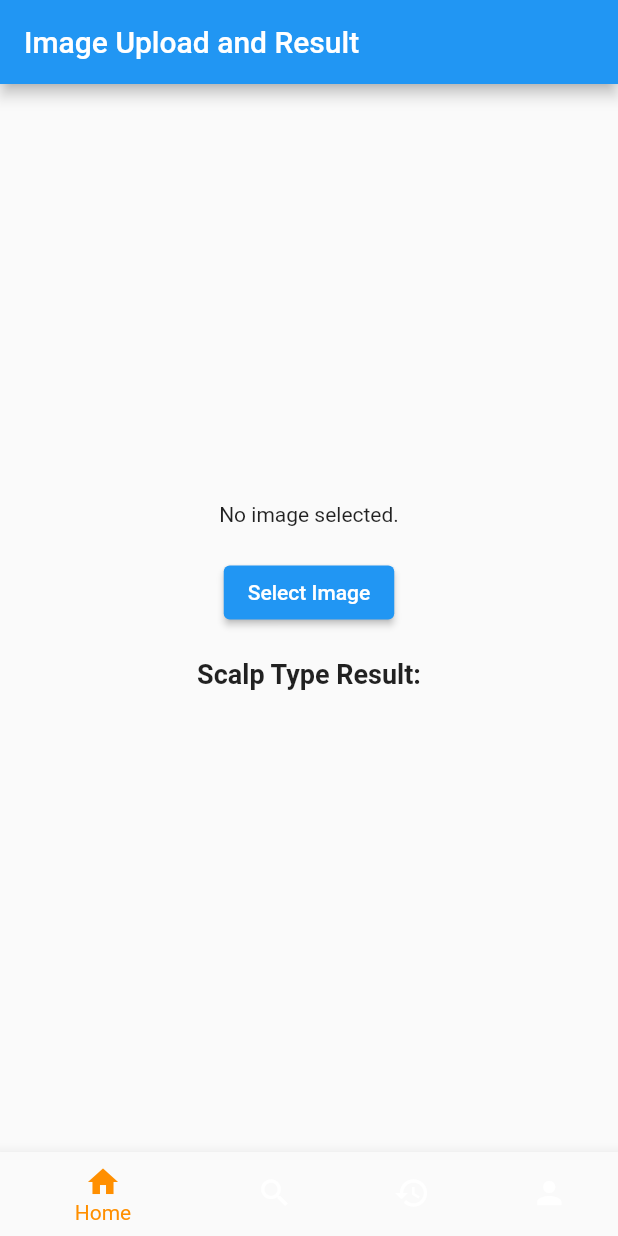
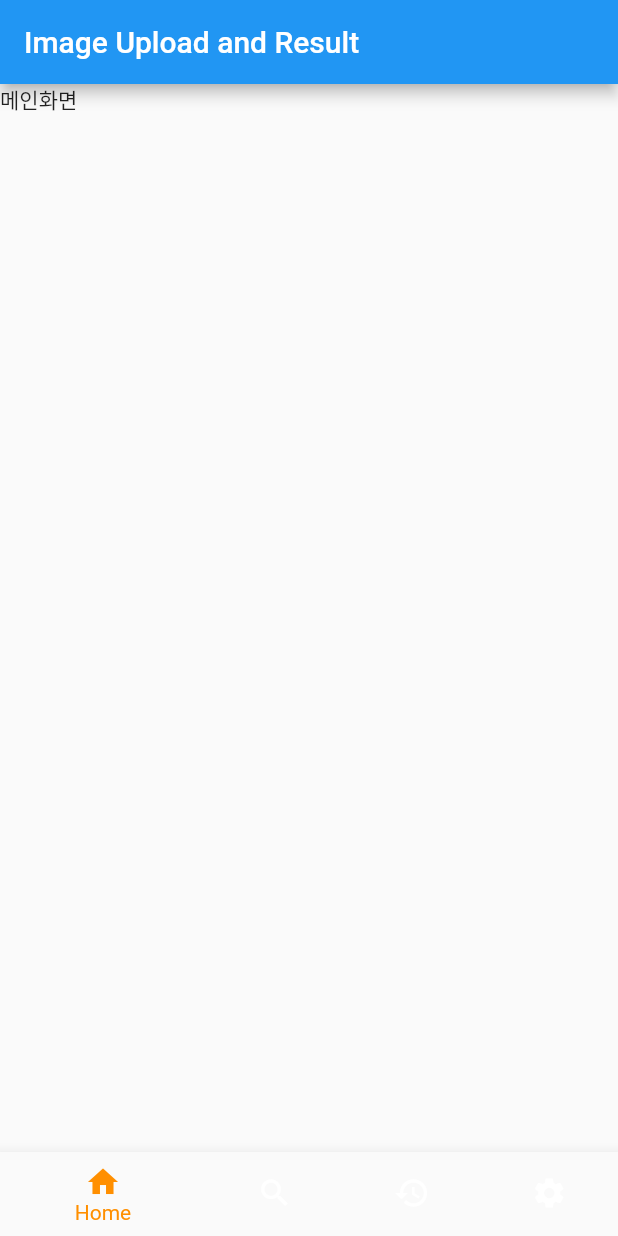
Before and after one commit to kjr1223/aiffelthon_hair, a Flutter app: the screen it shows after launch, on a phone screen of 412 x 824 dp. Run offline on Flutter 3.47's test engine with Material 2 defaults, Android fonts, the phone set to English and light mode, and no system bars; our stand-ins replace image_picker.

Commit message:
navigationvar

```diff
--- a/aiffelthon_hair/lib/main.dart
+++ b/aiffelthon_hair/lib/main.dart
@@ -1,197 +1,21 @@
+import 'package:aiffelthon_/ui_screen/navigation_screen.dart';
 import 'package:flutter/material.dart';
-import 'package:image_picker/image_picker.dart';
-import 'dart:io';
-
-import 'history_screen.dart';
 
 void main() {
-  runApp(MyApp());
+  runApp(MaterialApp(
+    home: NavigationScreen(),
+  ));
 }
 
-class MyApp extends StatelessWidget {
-  @override
-  Widget build(BuildContext context) {
-    return MaterialApp(
-      title: 'Image Upload and Result',
-      theme: ThemeData(
-        primarySwatch: Colors.blue,
-      ),
-      home: ImageUploadScreen(),
-    );
-  }
-}
-
-class ImageUploadScreen extends StatefulWidget {
-  @override
-  _ImageUploadScreenState createState() => _ImageUploadScreenState();
-}
-
-class _ImageUploadScreenState extends State<ImageUploadScreen> {
-  File? _image;
-  String _result = ''; // Initialize _result
-  int _selectedIndex = 0;
-  // VoidCallback? getImage;
-  // late List<Widget> _widgetOptions;
-
-  @override
-  void initState() {
-    super.initState();
-
-    void _getImage() async {
-      final imagePicker = ImagePicker();
-      final pickedImage =
-          await imagePicker.pickImage(source: ImageSource.gallery);
-
-      if (pickedImage != null) {
-        setState(() {
-          _image = File(pickedImage.path);
-        });
-      }
-    }
-
-    _widgetOptions = [
-      ImageUploadContent(
-        getImage: _getImage,
-        image: _image,
-        result: _result,
-      ),
-      Column(
-        mainAxisAlignment: MainAxisAlignment.center,
-        children: [
-          Text(
-            'Search',
-            style: TextStyle(fontSize: 35, fontWeight: FontWeight.bold),
-          ),
-        ],
-      ),
-      HistoryScreen(),
-      Column(
-        mainAxisAlignment: MainAxisAlignment.center,
-        children: [
-          Text(
-            'History',
-            style: TextStyle(fontSize: 35, fontWeight: FontWeight.bold),
-          ),
-        ],
-      ),
-      Column(
-        children: [
-          Text(
-            'My Info',
-            style: TextStyle(fontSize: 35, fontWeight: FontWeight.bold),
-          ),
-          Text('Result: $_result'),
-        ],
-      ),
-    ];
-  }
-
-  late List<Widget> _widgetOptions;
-
-  @override
-  Widget build(BuildContext context) {
-    return Scaffold(
-      appBar: AppBar(
-        title: Text('Image Upload and Result'),
-      ),
-      body: _widgetOptions.elementAt(_selectedIndex),
-      bottomNavigationBar: BottomNavigationBar(
-        items: const <BottomNavigationBarItem>[
-          BottomNavigationBarItem(
-            icon: Icon(Icons.home),
-            label: 'Home',
-          ),
-          BottomNavigationBarItem(
-            icon: Icon(Icons.search),
-            label: 'Search',
-          ),
-          BottomNavigationBarItem(
-            icon: Icon(Icons.history),
-            label: 'History',
-          ),
-          BottomNavigationBarItem(
-            icon: Icon(Icons.person),
-            label: 'My Info',
-          ),
-        ],
-        currentIndex: _selectedIndex,
-        selectedItemColor: Colors.amber[800],
-        onTap: _onItemTapped,
-      ),
-    );
-  }
-
-  void _onItemTapped(int index) {
-    setState(() {
-      _selectedIndex = index;
-    });
-  }
-}
-
-class ImageUploadContent extends StatefulWidget {
-  final VoidCallback getImage;
-  final File? image;
-  final String result;
-
-  ImageUploadContent({
-    required this.getImage,
-    required this.image,
-    required this.result,
-  });
-
-  @override
-  State<ImageUploadContent> createState() => _ImageUploadContentState();
-}
-
-class _ImageUploadContentState extends State<ImageUploadContent> {
-  File? _image;
-
-  @override
-  Widget build(BuildContext context) {
-    final screenWidth = MediaQuery.of(context).size.width;
-    final screenHeight = MediaQuery.of(context).size.height;
-
-    return Center(
-      child: Column(
-        mainAxisAlignment: MainAxisAlignment.center,
-        crossAxisAlignment: CrossAxisAlignment.center,
-        children: [
-          if (_image != null)
-            SizedBox(
-              width: screenWidth,
-              height: screenHeight * 0.6,
-              child: Image.file(
-                _image!,
-                fit: BoxFit.cover,
-              ),
-            )
-          else
-            Text('No image selected.'),
-          SizedBox(height: 20),
-          Center(
-            child: ElevatedButton(
-              onPressed: widget.getImage,
-              child: Text('Select Image'),
-            ),
-          ),
-          SizedBox(height: 20),
-          Center(
-            child: Column(
-              children: [
-                Text(
-                  'Scalp Type Result:',
-                  style: TextStyle(fontSize: 18, fontWeight: FontWeight.bold),
-                ),
-                SizedBox(height: 10),
-                Text(
-                  widget.result,
-                  style: TextStyle(fontSize: 16),
-                ),
-              ],
-            ),
-          ),
-        ],
-      ),
-    );
-  }
-}
+// class MyApp extends StatelessWidget {
+//   @override
+//   Widget build(BuildContext context) {
+//     return MaterialApp(
+//       title: 'Image Upload and Result',
+//       theme: ThemeData(
+//         primarySwatch: Colors.blue,
+//       ),
+//       home: ,
+//     );
+//   }
+// }
--- /dev/null
+++ b/aiffelthon_hair/lib/ui_screen/home_screen.dart
@@ -0,0 +1,19 @@
+import 'package:flutter/material.dart';
+
+class HomeScreen extends StatefulWidget {
+  @override
+  State<StatefulWidget> createState() {
+    return HomeState();
+  }
+}
+
+class HomeState extends State<HomeScreen> {
+  @override
+  Widget build(BuildContext context) {
+    {
+      return Scaffold(
+        body: Text("메인화면"),
+      );
+    }
+  }
+}
--- /dev/null
+++ b/aiffelthon_hair/lib/ui_screen/navigation_screen.dart
@@ -0,0 +1,62 @@
+import 'package:aiffelthon_/ui_screen/home_screen.dart';
+import 'package:aiffelthon_/ui_screen/analysis_screen.dart';
+import 'package:aiffelthon_/ui_screen/history_screen.dart';
+import 'package:aiffelthon_/ui_screen/settings_screen.dart';
+import 'package:flutter/material.dart';
+
+class NavigationScreen extends StatefulWidget {
+  @override
+  _NavigationScreenState createState() => _NavigationScreenState();
+}
+
+class _NavigationScreenState extends State<NavigationScreen> {
+  int _selectedIndex = 0;
+  // VoidCallback? getImage;
+  // late List<Widget> _widgetOptions;
+
+  late List<Widget> _widgetOptions = [
+    HomeScreen(),
+    AnalysisScreen(),
+    HistoryScreen(),
+    SettingsScreen()
+  ];
+
+  @override
+  Widget build(BuildContext context) {
+    return Scaffold(
+      appBar: AppBar(
+        title: Text('Image Upload and Result'),
+      ),
+      body: _widgetOptions.elementAt(_selectedIndex),
+      bottomNavigationBar: BottomNavigationBar(
+        items: const <BottomNavigationBarItem>[
+          BottomNavigationBarItem(
+            icon: Icon(Icons.home),
+            label: 'Home',
+          ),
+          BottomNavigationBarItem(
+            icon: Icon(Icons.search),
+            label: 'Analysis',
+          ),
+          BottomNavigationBarItem(
+            icon: Icon(Icons.history),
+            label: 'History',
+          ),
+          BottomNavigationBarItem(
+            icon: Icon(Icons.settings),
+            label: 'Setting',
+          ),
+        ],
+        currentIndex: _selectedIndex,
+        selectedItemColor: Colors.amber[800],
+        onTap: _onItemTapped,
+      ),
+    );
+  }
+
+  void _onItemTapped(int index) {
+    setState(() {
+      _selectedIndex = index;
+    });
+  }
+}
```
Also changed, not shown: aiffelthon_hair/lib/imageLoader.dart (added, +15 -0 lines), aiffelthon_hair/lib/ui_screen/analysis_screen.dart (added, +71 -0 lines), aiffelthon_hair/lib/ui_screen/settings_screen.dart (added, +10 -0 lines), aiffelthon_hair/lib/ui_screen/history_screen.dart (renamed from aiffelthon_hair/lib/history_screen.dart).
